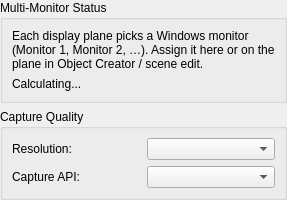
This is ui/forms/ScreenMirrorCapturePanel.ui in Wolfieeewolf/OpenRGB3DSpatialPlugin as Qt 5 draws it before an edit. The edited form follows.
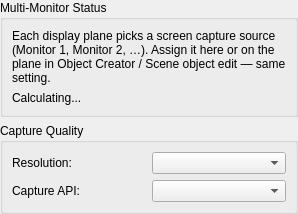
This is the edited form.

Commit message:
fix: align scene prop UX and shared screen-capture copy
Give scene props Object Creator / Scene object edit parity with refs and planes, unify Delete labeling, and share DisplayPlaneCaptureUi strings so capture is one story across surfaces.

What changed in the file:
```diff
--- a/ui/forms/ScreenMirrorCapturePanel.ui
+++ b/ui/forms/ScreenMirrorCapturePanel.ui
@@ -27,7 +27,7 @@
          <bool>true</bool>
         </property>
         <property name="text">
-         <string>Each display plane picks a Windows monitor (Monitor 1, Monitor 2, …). Assign it here or on the plane in Object Creator / scene edit.</string>
+         <string>Each display plane picks a screen capture source (Monitor 1, Monitor 2, …). Assign it here or on the plane in Object Creator / Scene object edit — same setting.</string>
         </property>
        </widget>
       </item>
```
The commit also changes 16 other files.
